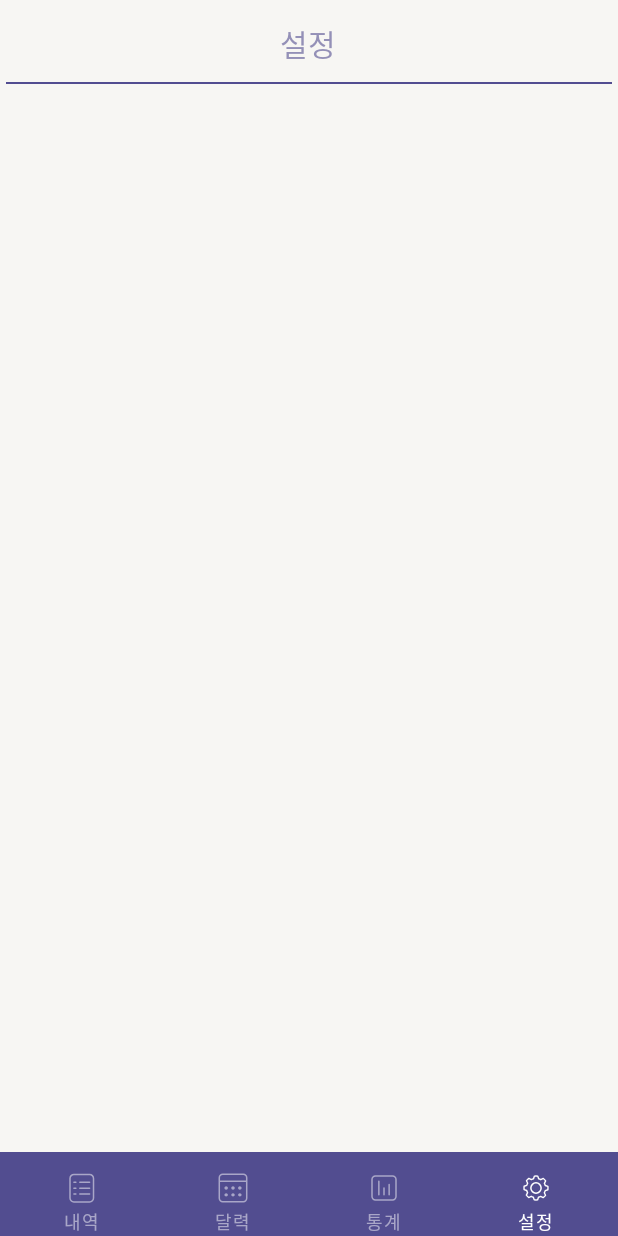
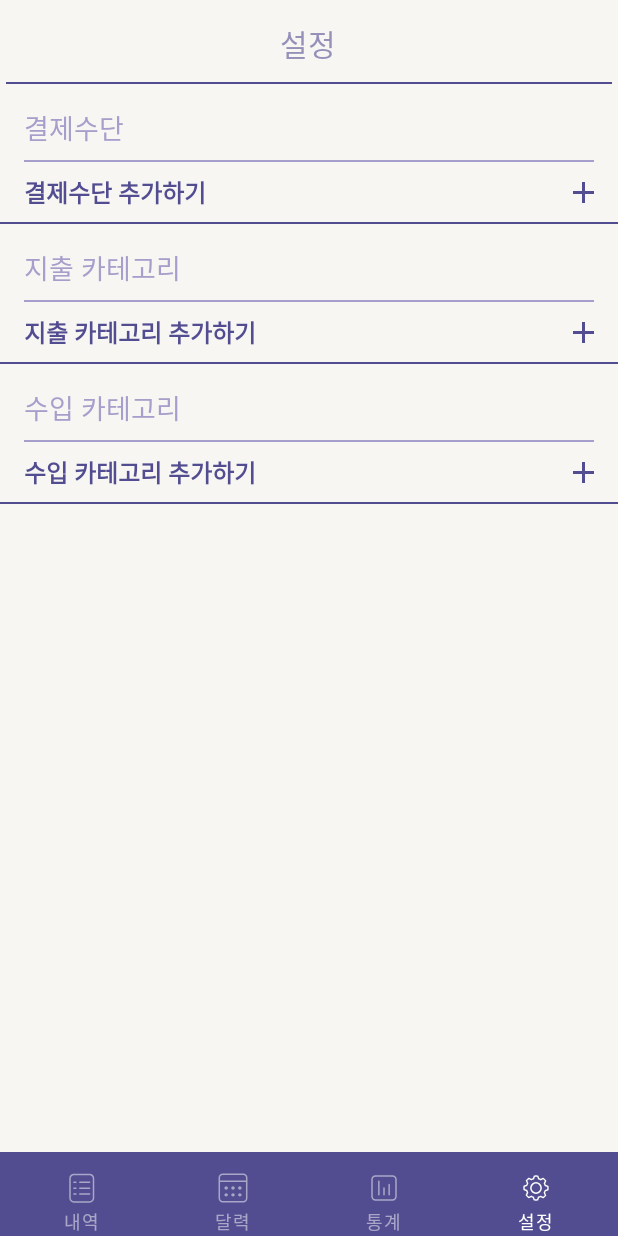
Before and after one commit to kwangddang/android-accountbook-13, an Android app built with Jetpack Compose: the SettingScreen screen opened through its navigation route, on a phone screen of 412 x 824 dp. Run offline under Robolectric (Android 15) with nearby library versions, the phone set to English and light mode, and no system bars; our stand-ins replace Dagger/Hilt's generated code.

Commit message:
[FEAT] #21 SettingScreen 화면 구성

```diff
--- a/app/src/main/java/com/example/android_accountbook_13/data/local/SQLiteOpenHelper.kt
+++ b/app/src/main/java/com/example/android_accountbook_13/data/local/SQLiteOpenHelper.kt
@@ -23,7 +23,8 @@ class SQLiteOpenHelper(context: Context) : SQLiteOpenHelper(context, DB_NAME, nu
         db?.execSQL(
             "CREATE TABLE category(id INTEGER PRIMARY KEY AUTOINCREMENT," +
                     "name TEXT," +
-                    "color TEXT)"
+                    "color TEXT," +
+                    "type INTEGER)"
         )
         db?.execSQL(
             "CREATE TABLE method(id INTEGER PRIMARY KEY AUTOINCREMENT," +
--- a/app/src/main/java/com/example/android_accountbook_13/data/local/datasource/LocalDataSourceImpl.kt
+++ b/app/src/main/java/com/example/android_accountbook_13/data/local/datasource/LocalDataSourceImpl.kt
@@ -82,7 +82,7 @@ class LocalDataSourceImpl @Inject constructor(
     override fun insertCategory(category: Category): Result<Unit> =
         runCatching {
             db.writableDatabase.execSQL(
-                "INSERT INTO category ('name','color') VALUES ('${category.name}','${category.color}')"
+                "INSERT INTO category ('name','color','type') VALUES ('${category.name}','${category.color}','${category.type}')"
             )
         }
 
--- a/app/src/main/java/com/example/android_accountbook_13/data/local/repository/category/CategoryRepository.kt
+++ b/app/src/main/java/com/example/android_accountbook_13/data/local/repository/category/CategoryRepository.kt
@@ -1,6 +1,5 @@
 package com.example.android_accountbook_13.data.local.repository.category
 
-import android.database.Cursor
 import com.example.android_accountbook_13.data.DataResponse
 import com.example.android_accountbook_13.data.dto.Category
 
--- a/app/src/main/java/com/example/android_accountbook_13/data/local/repository/category/CategoryRepositoryImpl.kt
+++ b/app/src/main/java/com/example/android_accountbook_13/data/local/repository/category/CategoryRepositoryImpl.kt
@@ -1,6 +1,7 @@
 
 package com.example.android_accountbook_13.data.local.repository.category
 
+import android.database.Cursor
 import com.example.android_accountbook_13.data.DataResponse
 import com.example.android_accountbook_13.data.dto.Category
 import com.example.android_accountbook_13.data.local.datasource.LocalDataSourceImpl
@@ -11,15 +12,18 @@ class CategoryRepositoryImpl @Inject constructor(
     private val localDataSource: LocalDataSourceImpl
 ) : CategoryRepository {
     override fun getAllCategory(): DataResponse<List<Category>> {
-        return cursorToCategory()
+        val cursor = localDataSource.getAllCategory().getOrNull() ?: return DataResponse.Error()
+        return cursorToCategory(cursor)
     }
 
     override fun getIncomeCategory(): DataResponse<List<Category>> {
-        return cursorToCategory()
+        val cursor = localDataSource.getIncomeCategory().getOrNull() ?: return DataResponse.Error()
+        return cursorToCategory(cursor)
     }
 
     override fun getExpenseCategory(): DataResponse<List<Category>> {
-        return cursorToCategory()
+        val cursor = localDataSource.getExpenseCategory().getOrNull() ?: return DataResponse.Error()
+        return cursorToCategory(cursor)
     }
 
     override fun insertCategory(category: Category): DataResponse<Unit> {
@@ -40,8 +44,7 @@ class CategoryRepositoryImpl @Inject constructor(
         return DataResponse.Success(Unit)
     }
 
-    private fun cursorToCategory(): DataResponse<List<Category>> {
-        val cursor = localDataSource.getAllCategory().getOrNull() ?: return DataResponse.Error()
+    private fun cursorToCategory(cursor: Cursor): DataResponse<List<Category>> {
         val itemList = mutableListOf<Category>()
         while (cursor.moveToNext()) {
             itemList.add(getCategoryFromCursor(cursor, 0))
--- a/app/src/main/java/com/example/android_accountbook_13/presenter/setting/SettingScreen.kt
+++ b/app/src/main/java/com/example/android_accountbook_13/presenter/setting/SettingScreen.kt
@@ -1,12 +1,42 @@
 package com.example.android_accountbook_13.presenter.setting
 
+import androidx.compose.foundation.background
+import androidx.compose.foundation.layout.Column
+import androidx.compose.foundation.layout.Spacer
+import androidx.compose.foundation.layout.fillMaxWidth
+import androidx.compose.foundation.layout.height
+import androidx.compose.foundation.lazy.LazyColumn
+import androidx.compose.foundation.lazy.items
+import androidx.compose.material.Divider
 import androidx.compose.material.MaterialTheme
 import androidx.compose.material.Scaffold
 import androidx.compose.runtime.Composable
+import androidx.compose.runtime.collectAsState
+import androidx.compose.runtime.getValue
+import androidx.compose.ui.Modifier
+import androidx.compose.ui.unit.dp
+import androidx.hilt.navigation.compose.hiltViewModel
+import com.example.android_accountbook_13.data.dto.Category
+import com.example.android_accountbook_13.data.dto.Method
 import com.example.android_accountbook_13.presenter.component.AccountBookTopAppBar
+import com.example.android_accountbook_13.presenter.setting.component.SettingContent
+import com.example.android_accountbook_13.presenter.setting.component.SettingFooter
+import com.example.android_accountbook_13.presenter.setting.component.SettingHeader
+import com.example.android_accountbook_13.ui.theme.Yellow
 
 @Composable
-fun SettingScreen() {
+fun SettingScreen(
+    viewModel: SettingViewModel = hiltViewModel()
+) {
+    viewModel.run {
+        getAllMethod()
+        getIncomeCategory()
+        getExpenseCategory()
+    }
+    val methods by viewModel.methods.collectAsState()
+    val incomeCategories by viewModel.incomeCategories.collectAsState()
+    val expenseCategories by viewModel.expenseCategories.collectAsState()
+
     Scaffold(
         topBar = {
             AccountBookTopAppBar(
@@ -15,5 +45,66 @@ fun SettingScreen() {
         },
         backgroundColor = MaterialTheme.colors.background
     ) {
+        LazyColumn {
+            item {
+                SettingHeader(title = "결제수단")
+            }
+
+            items(methods) { method ->
+                SettingContent(
+                    title = method.name,
+                    onClick = {}
+                )
+            }
+
+            item {
+                SettingFooter(
+                    title = "결제수단 추가하기",
+                    onClick = {}
+                )
+            }
+
+            item {
+                SettingHeader(title = "지출 카테고리")
+            }
+
+            items(expenseCategories) { category ->
+                SettingContent(
+                    title = category.name,
+                    category = category,
+                    onClick = {}
+                )
+            }
+
+            item {
+                SettingFooter(
+                    title = "지출 카테고리 추가하기",
+                    onClick = {}
+                )
+            }
+
+            item {
+                SettingHeader(title = "수입 카테고리")
+            }
+
+            items(incomeCategories) { category ->
+                SettingContent(
+                    title = category.name,
+                    category = category,
+                    onClick = {}
+                )
+            }
+
+            item {
+                SettingFooter(
+                    title = "수입 카테고리 추가하기",
+                    onClick = {}
+                )
+            }
+
+            item {
+                Spacer(modifier = Modifier.height(48.dp).fillMaxWidth())
+            }
+        }
     }
 }
--- a/app/src/main/java/com/example/android_accountbook_13/presenter/setting/component/SettingItem.kt
+++ b/app/src/main/java/com/example/android_accountbook_13/presenter/setting/component/SettingItem.kt
@@ -14,6 +14,7 @@ import androidx.compose.ui.Modifier
 import androidx.compose.ui.graphics.Color
 import androidx.compose.ui.graphics.vector.ImageVector
 import androidx.compose.ui.res.vectorResource
+import androidx.compose.ui.text.font.FontWeight
 import androidx.compose.ui.tooling.preview.Preview
 import androidx.compose.ui.unit.dp
 import androidx.compose.ui.unit.sp
@@ -36,7 +37,13 @@ fun SettingContent(
         .padding(start = 16.dp, end = 16.dp, top = 8.dp)
     ) {
         Box(modifier = Modifier.fillMaxWidth()) {
-            Text(text = title, fontSize = 16.sp, color = Purple, modifier = Modifier.align(Alignment.CenterStart))
+            Text(
+                text = title,
+                fontSize = 16.sp,
+                fontWeight = FontWeight.Bold,
+                color = Purple,
+                modifier = Modifier.align(Alignment.CenterStart)
+            )
             if (category != null) {
                 AccountBookCategory(
                     title = category.name,
@@ -68,7 +75,13 @@ fun SettingFooter(
         .padding(top = 8.dp)
     ) {
         Box(modifier = Modifier.fillMaxWidth().padding(start = 16.dp, end = 16.dp)) {
-            Text(text = title, fontSize = 16.sp, color = Purple, modifier = Modifier.align(Alignment.CenterStart))
+            Text(
+                text = title,
+                fontSize = 16.sp,
+                color = Purple,
+                fontWeight = FontWeight.Bold,
+                modifier = Modifier.align(Alignment.CenterStart)
+            )
             Icon(
                 imageVector = ImageVector.vectorResource(id = R.drawable.ic_plus), contentDescription = "추가",
                 modifier = Modifier.align(Alignment.CenterEnd), tint = Purple
--- a/app/src/main/java/com/example/android_accountbook_13/utils/CursorConverter.kt
+++ b/app/src/main/java/com/example/android_accountbook_13/utils/CursorConverter.kt
@@ -19,7 +19,7 @@ fun getHistoryFromCursor(cursor: Cursor,startIndex: Int): History {
     return History(id, categoryId, methodId, name, methodType, money, year, month, day)
 }
 
-fun getCategoryFromCursor(cursor: Cursor,startIndex: Int): Category {
+fun getCategoryFromCursor(cursor: Cursor, startIndex: Int): Category {
     var index = startIndex
     val id = cursor.getInt(index++)
     val name = cursor.getString(index++)
```
Also changed, not shown: app/src/main/java/com/example/android_accountbook_13/presenter/setting/SettingViewModel.kt (+31 -4 lines).
